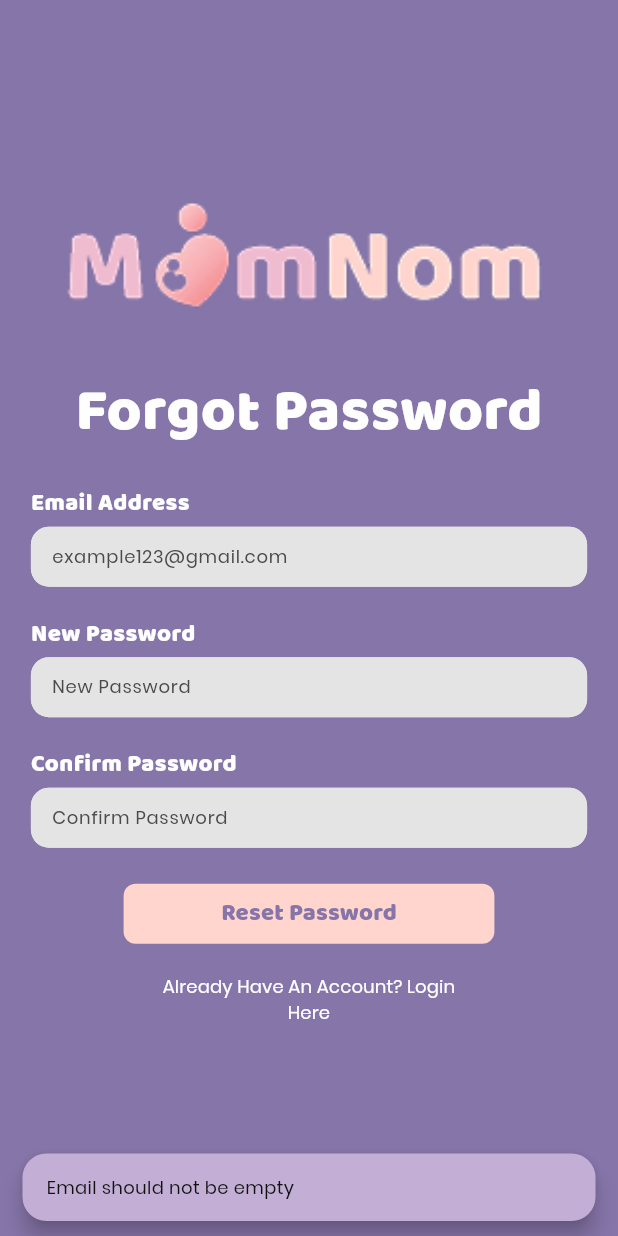
After one commit to Jasson9/MomNom-FrontEnd, a Flutter app: the ForgotPasswordPage screen opened by its route, after a tap on "Reset Password", on a phone screen of 412 x 824 dp. The commit adds this screen. Run offline on Flutter 3.47's test engine with Material 3 defaults, Android fonts, the phone set to English and light mode, and no system bars; our stand-ins replace fl_chart, flutter_dotenv, flutter_speed_dial, image_picker, package_info_plus and 1 more; missing offline and left inert: dart:ffi, flutter_popup, image_picker_platform_interface; accounts and stored records are empty; network calls fail.

Commit message:
feat: add forgot password feature

```diff
--- a/lib/etc/urlEndpoint.dart
+++ b/lib/etc/urlEndpoint.dart
@@ -18,4 +18,5 @@ class URLEndpoint {
   static Uri get addWeightPlanProgress => baseUrl.toUri("/WeightPlanProgress/AddNewWeight");
   static Uri get nutrientPlanProgress => baseUrl.toUri("/NutritionPlanProgress");
   static Uri get checkUpdate => baseUrl.toUri("/UpdateCheck");
+  static Uri get forgotPassword => baseUrl.toUri("/ForgotPassword");
 }
--- a/lib/main.dart
+++ b/lib/main.dart
@@ -1,3 +1,4 @@
+import 'package:MomNom/pages/ForgotPasswordPage.dart';
 import 'package:MomNom/pages/adddiaryPage.dart';
 import 'package:MomNom/components/button.dart';
 import 'package:MomNom/pages/exercisePage2.dart';
@@ -63,6 +64,7 @@ class MyApp extends StatelessWidget {
         AddDiaryPage.routeName: (context) => const AddDiaryPage(),
         ProfilePage.routeName: (context) => const ProfilePage(),
         InitialPage.routeName: (context) => const InitialPage(),
+        ForgotPasswordPage.routeName: (context) => const ForgotPasswordPage(),
       },
     );
   }
--- /dev/null
+++ b/lib/model/forgotPassword.dart
@@ -0,0 +1,25 @@
+import 'dart:convert';
+import 'package:MomNom/model/base.dart';
+import 'package:json_annotation/json_annotation.dart';
+part 'forgotPassword.g.dart';
+
+@JsonSerializable()
+class ForgotPasswordRequest implements BaseRequest{
+
+    String? password;
+    String? email;
+    String? confirmPassword;
+
+    factory ForgotPasswordRequest.fromJson(Map<String, dynamic> json) => _$ForgotPasswordRequestFromJson(json);
+    Map<String, dynamic> toJson() => _$ForgotPasswordRequestToJson(this);
+    ForgotPasswordRequest({this.password, this.email, this.confirmPassword});
+}
+
+@JsonSerializable()
+class ForgotPasswordResponse{
+    String? message;
+    ForgotPasswordResponse(this.message);
+
+    factory ForgotPasswordResponse.fromJson(Map<String, dynamic> json) => _$ForgotPasswordResponseFromJson(json);
+    Map<String, dynamic> toJson() => _$ForgotPasswordResponseToJson(this);
+}
--- /dev/null
+++ b/lib/pages/ForgotPasswordPage.dart
@@ -0,0 +1,141 @@
+import 'dart:convert';
+
+import 'package:MomNom/etc/errorHandler.dart';
+import 'package:MomNom/etc/urlEndpoint.dart';
+import 'package:MomNom/etc/utils.dart';
+import 'package:MomNom/model/base.dart';
+import 'package:MomNom/model/exceptions.dart';
+import 'package:MomNom/model/forgotPassword.dart';
+import 'package:MomNom/model/login.dart';
+import 'package:flutter/material.dart';
+import 'package:shared_preferences/shared_preferences.dart';
+import '../components/snackbar.dart';
+import '../etc/requestHandler.dart';
+import '../etc/styles.dart';
+import '../components/textfield.dart';
+import '../components/button.dart';
+import 'package:http/http.dart' as http;
+
+class ForgotPasswordPage extends StatefulWidget implements PageRouteProperty {
+  const ForgotPasswordPage({super.key});
+
+  @override
+  State<ForgotPasswordPage> createState() => _ForgotPasswordState();
+
+  @override
+  static String routeName = "/forgotPassword";
+}
+
+class _ForgotPasswordState extends State<ForgotPasswordPage> {
+  String strEmail = "";
+  String strPassword = "";
+  String strPasswordConfirm = "";
+  bool isLoading = false;
+
+  void sendRegisterRequest() async {
+    if (isLoading) return;
+    setState(() {
+      isLoading = true;
+    });
+
+    try {
+      if(strEmail.isEmpty){
+        throw ValidationException("Email should not be empty");
+      }
+      if(strPassword.isEmpty){
+        throw ValidationException("Password should not be empty");
+      }
+      if(strPasswordConfirm.isEmpty){
+        throw ValidationException("Confirm Password should not be empty");
+      }
+      if(strPassword != strPasswordConfirm){
+        throw ValidationException("Confirm Password is not same with Password");
+      }
+
+
+      var reqBody = ForgotPasswordRequest(
+          email: strEmail,
+          password: strPassword,
+          confirmPassword: strPasswordConfirm,
+      );
+
+      BaseResponse<ForgotPasswordResponse> apiResponse = BaseResponse.fromJson(
+        await RequestHandler.sendRequest(
+          item: reqBody,
+          url: URLEndpoint.forgotPassword,
+        ),
+            (json) => (ForgotPasswordResponse.fromJson(json as Map<String, dynamic>)),
+      );
+
+      if(apiResponse.statusCode == 200){
+        CustomSnackbar.showErrorSnackbar(apiResponse.data?.message ?? "Success", context);
+        if (mounted) Navigator.pushReplacementNamed(context, "/login");
+      }
+    } catch (ex) {
+      if(mounted)customErrorHandler(ex, context);
+    } finally {
+      setState(() {
+        isLoading = false;
+      });
+    }
+  }
+
+  @override
+  Widget build(BuildContext context) {
+    double deviceWidth = MediaQuery.sizeOf(context).width;
+    double deviceHeight = MediaQuery.sizeOf(context).height;
+
+    return Scaffold(
+      backgroundColor: CustomColor.primaryDark,
+      body: Center(
+        child: Column(
+          spacing: 20,
+          mainAxisAlignment: MainAxisAlignment.center,
+          children: <Widget>[
+            Image.asset("assets/images/AppLogo-Sprite.png",scale: 0.7,),
+            Text('Forgot Password', style: CustomText.heading2(color: CustomColor.white)),
+            SizedBox(width: deviceWidth * 0.9,
+              child: Column(spacing: 4,
+                crossAxisAlignment: CrossAxisAlignment.start,
+                children: [
+                  Text('Email Address', style: CustomText.subHeading3(),textAlign: TextAlign.left),
+                  CustomTextField.input(placeholder:"example123@gmail.com",onChanged: (String str)=>strEmail = str )
+                ],
+              ),
+            ),
+            SizedBox(width:  deviceWidth * 0.9,
+              child: Column(spacing: 4,
+                crossAxisAlignment: CrossAxisAlignment.start,
+                children: [
+                  Text('New Password', style: CustomText.subHeading3(),textAlign: TextAlign.left,),
+                  CustomTextField.input(placeholder:"New Password",onChanged: (String str)=>strPassword = str ,obscureText: true)
+                ],
+              ),
+            ),
+            SizedBox(width:  deviceWidth * 0.9,
+              child: Column(spacing: 4,
+                crossAxisAlignment: CrossAxisAlignment.start,
+                children: [
+                  Text('Confirm Password', style: CustomText.subHeading3(),textAlign: TextAlign.left,),
+                  CustomTextField.input(placeholder:"Confirm Password",onChanged: (String str)=>strPasswordConfirm = str ,obscureText: true)
+                ],
+              ),
+            ),
+            SizedBox(
+              width:  deviceWidth * 0.6,
+              child: Column(spacing: 8,
+                crossAxisAlignment: CrossAxisAlignment.start,
+                children: [
+                  SizedBox(width: deviceWidth * 0.6,child:
+                  CustomButton.secondary(text: "Reset Password", onPress: ()=>sendRegisterRequest(),isLoading: isLoading)
+                    ,),
+                  TextButton(onPressed: ()=>Navigator.pushReplacementNamed(context,"/login"), child: Text('Already Have An Account? Login Here', style: CustomText.text1(color: CustomColor.white), textAlign: TextAlign.center,))
+                ],
+              ),
+            )
+          ],
+        ),
+      ),
+    );
+  }
+}
--- a/lib/pages/loginPage.dart
+++ b/lib/pages/loginPage.dart
@@ -55,11 +55,10 @@ class _LoginPageState extends State<LoginPage> {
       isLoading = true;
     });
     try {
-
-      if(strPassword.isEmpty){
+      if (strPassword.isEmpty) {
         throw ValidationException("Password should not be empty");
       }
-      if(strEmail.isEmpty){
+      if (strEmail.isEmpty) {
         throw ValidationException("Email should not be empty");
       }
 
@@ -81,12 +80,11 @@ class _LoginPageState extends State<LoginPage> {
       }
     } catch (ex) {
       if (mounted) customErrorHandler(ex, context);
-    } finally{
+    } finally {
       setState(() {
         isLoading = false;
       });
     }
-
   }
 
   @override
@@ -132,15 +130,31 @@ class _LoginPageState extends State<LoginPage> {
                     style: CustomText.subHeading3(),
                     textAlign: TextAlign.left,
                   ),
+                  Column(
+                    children: [
                       CustomTextField.input(
                         placeholder: "Password",
                         onChanged: _passwordChanged,
                         obscureText: true,
                       ),
+                      Row(
+                        children: [
+                          TextButton(
+                            onPressed: () {
+                              Navigator.pushNamed(context, "/forgotPassword");
+                            },
+                            child: Text(
+                              'Forgot Password?',
+                              style: CustomText.text1(color: CustomColor.white),
+                              textAlign: TextAlign.left,
+                            ),
+                          ),
                         ],
                       ),
+                    ],
                   ),
-            Container(
+                  Center(
+                    child: Container(
                       width: deviceWidth * 0.6,
                       child: Column(
                         spacing: 8,
@@ -151,7 +165,7 @@ class _LoginPageState extends State<LoginPage> {
                             child: CustomButton.secondary(
                               text: "login",
                               onPress: sendLoginRequest,
-                      isLoading: isLoading
+                              isLoading: isLoading,
                             ),
                           ),
                           TextButton(
@@ -167,6 +181,10 @@ class _LoginPageState extends State<LoginPage> {
                         ],
                       ),
                     ),
+                  ),
+                ],
+              ),
+            ),
           ],
         ),
       ),
--- a/pubspec.yaml
+++ b/pubspec.yaml
@@ -17,7 +17,7 @@ dependency_overrides:
 # https://developer.apple.com/library/archive/documentation/General/Reference/InfoPlistKeyReference/Articles/CoreFoundationKeys.html
 # In Windows, build-name is used as the major, minor, and patch parts
 # of the product and file versions while build-number is used as the build suffix.
-version: 0.0.4+1
+version: 0.0.5+1
 
 environment:
   sdk: ^3.7.2
```
Also changed, not shown: lib/model/forgotPassword.g.dart (added). Lines whose indentation alone changed are shown as unchanged.
